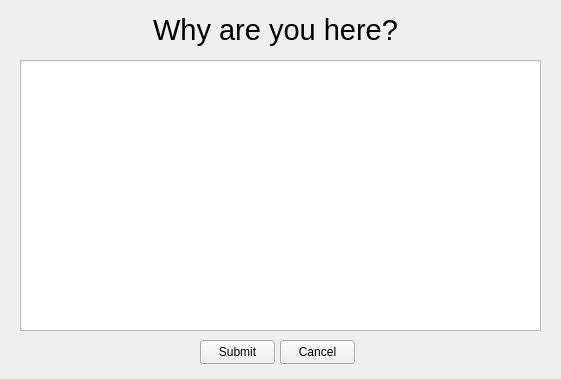
The window that mainwindow.ui (NightKoneko/CatQt) describes before a commit, drawn with Qt 5.
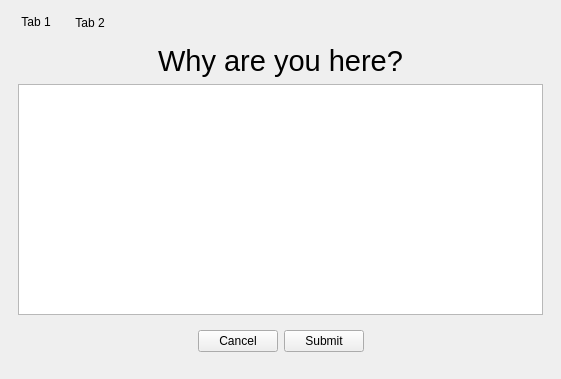
The same window after the commit. Icons and pictures are not drawn.

Commit message: COOL CAT + fixed the ui file

```diff
--- a/mainwindow.ui
+++ b/mainwindow.ui
@@ -13,107 +13,168 @@
   <property name="windowTitle">
    <string>MainWindow</string>
   </property>
+  <property name="styleSheet">
+   <string notr="true">#MainWindow {
+    border-image: url(:/coolcat);
+}</string>
+  </property>
   <widget class="QWidget" name="centralwidget">
-   <widget class="QTextEdit" name="textEdit">
-    <property name="geometry">
-     <rect>
-      <x>20</x>
-      <y>60</y>
-      <width>521</width>
-      <height>271</height>
-     </rect>
-    </property>
-   </widget>
-   <widget class="QLabel" name="label">
-    <property name="geometry">
-     <rect>
-      <x>30</x>
-      <y>50</y>
-      <width>501</width>
-      <height>171</height>
-     </rect>
-    </property>
-    <property name="styleSheet">
-     <string notr="true">font: 700 48pt &quot;Open Sans&quot;;</string>
-    </property>
-    <property name="text">
-     <string>&lt;html&gt;&lt;head/&gt;&lt;body&gt;&lt;p align=&quot;center&quot;&gt;&lt;span style=&quot; font-size:48pt; font-weight:700;&quot;&gt;Submitted&lt;/span&gt;&lt;/p&gt;&lt;/body&gt;&lt;/html&gt;</string>
-    </property>
-   </widget>
-   <widget class="QLabel" name="label_2">
-    <property name="geometry">
-     <rect>
-      <x>130</x>
-      <y>10</y>
-      <width>291</width>
-      <height>41</height>
-     </rect>
-    </property>
-    <property name="text">
-     <string>&lt;html&gt;&lt;head/&gt;&lt;body&gt;&lt;p align=&quot;center&quot;&gt;&lt;span style=&quot; font-size:22pt;&quot;&gt;Why are you here?&lt;/span&gt;&lt;/p&gt;&lt;/body&gt;&lt;/html&gt;</string>
-    </property>
-    <property name="scaledContents">
-     <bool>false</bool>
-    </property>
-   </widget>
-   <widget class="QPushButton" name="pushButton">
-    <property name="geometry">
-     <rect>
-      <x>200</x>
-      <y>340</y>
-      <width>75</width>
-      <height>24</height>
-     </rect>
-    </property>
-    <property name="text">
-     <string>Submit</string>
-    </property>
-   </widget>
-   <widget class="QPushButton" name="pushButton_2">
-    <property name="geometry">
-     <rect>
-      <x>280</x>
-      <y>340</y>
-      <width>75</width>
-      <height>24</height>
-     </rect>
-    </property>
-    <property name="text">
-     <string>Cancel</string>
-    </property>
-   </widget>
-   <widget class="QPushButton" name="pushButton_3">
-    <property name="geometry">
-     <rect>
-      <x>190</x>
-      <y>200</y>
-      <width>181</width>
-      <height>91</height>
-     </rect>
-    </property>
-    <property name="cursor">
-     <cursorShape>PointingHandCursor</cursorShape>
-    </property>
-    <property name="styleSheet">
-     <string notr="true">QPushButton {
+   <property name="styleSheet">
+    <string notr="true"/>
+   </property>
+   <layout class="QVBoxLayout" name="verticalLayout">
+    <item>
+     <widget class="QTabWidget" name="tabWidget">
+      <property name="styleSheet">
+       <string notr="true">QTabWidget::pane {
+    background: transparent;
+    border:0;
+}
+
+QTabBar::tab {
+    background: transparent;
+}
+</string>
+      </property>
+      <property name="currentIndex">
+       <number>0</number>
+      </property>
+      <widget class="QWidget" name="tab">
+       <attribute name="title">
+        <string>Tab 1</string>
+       </attribute>
+       <layout class="QVBoxLayout" name="verticalLayout_2">
+        <item>
+         <widget class="QLabel" name="questionLabel">
+          <property name="text">
+           <string>&lt;html&gt;&lt;head/&gt;&lt;body&gt;&lt;p align=&quot;center&quot;&gt;&lt;span style=&quot; font-size:22pt;&quot;&gt;Why are you here?&lt;/span&gt;&lt;/p&gt;&lt;/body&gt;&lt;/html&gt;</string>
+          </property>
+          <property name="scaledContents">
+           <bool>false</bool>
+          </property>
+         </widget>
+        </item>
+        <item>
+         <widget class="QTextEdit" name="textEdit">
+          <property name="styleSheet">
+           <string notr="true"/>
+          </property>
+         </widget>
+        </item>
+        <item>
+         <widget class="QWidget" name="widget" native="true">
+          <layout class="QHBoxLayout" name="horizontalLayout">
+           <item>
+            <spacer name="horizontalSpacer">
+             <property name="orientation">
+              <enum>Qt::Horizontal</enum>
+             </property>
+             <property name="sizeHint" stdset="0">
+              <size>
+               <width>40</width>
+               <height>20</height>
+              </size>
+             </property>
+            </spacer>
+           </item>
+           <item>
+            <widget class="QPushButton" name="cancelButton1">
+             <property name="text">
+              <string>Cancel</string>
+             </property>
+            </widget>
+           </item>
+           <item>
+            <widget class="QPushButton" name="submitButton">
+             <property name="text">
+              <string>Submit</string>
+             </property>
+            </widget>
+           </item>
+           <item>
+            <spacer name="horizontalSpacer_2">
+             <property name="orientation">
+              <enum>Qt::Horizontal</enum>
+             </property>
+             <property name="sizeHint" stdset="0">
+              <size>
+               <width>40</width>
+               <height>20</height>
+              </size>
+             </property>
+            </spacer>
+           </item>
+          </layout>
+         </widget>
+        </item>
+       </layout>
+      </widget>
+      <widget class="QWidget" name="tab_2">
+       <attribute name="title">
+        <string>Tab 2</string>
+       </attribute>
+       <layout class="QVBoxLayout" name="verticalLayout_3">
+        <item>
+         <spacer name="verticalSpacer">
+          <property name="orientation">
+           <enum>Qt::Vertical</enum>
+          </property>
+          <property name="sizeHint" stdset="0">
+           <size>
+            <width>20</width>
+            <height>40</height>
+           </size>
+          </property>
+         </spacer>
+        </item>
+        <item>
+         <widget class="QLabel" name="submittedLabel">
+          <property name="styleSheet">
+           <string notr="true">font: 700 48pt &quot;Open Sans&quot;;</string>
+          </property>
+          <property name="text">
+           <string>&lt;html&gt;&lt;head/&gt;&lt;body&gt;&lt;p align=&quot;center&quot;&gt;&lt;span style=&quot; font-size:48pt; font-weight:700;&quot;&gt;Submitted&lt;/span&gt;&lt;/p&gt;&lt;/body&gt;&lt;/html&gt;</string>
+          </property>
+         </widget>
+        </item>
+        <item>
+         <widget class="QPushButton" name="closeButton2">
+          <property name="cursor">
+           <cursorShape>PointingHandCursor</cursorShape>
+          </property>
+          <property name="styleSheet">
+           <string notr="true">QPushButton {
     font-size: 38pt;
     color: #ff0000;
 	font: 700 36pt &quot;Calamity&quot;;
 }</string>
-    </property>
-    <property name="text">
-     <string>Close</string>
-    </property>
-    <property name="default">
-     <bool>false</bool>
-    </property>
-   </widget>
-   <zorder>label</zorder>
-   <zorder>pushButton</zorder>
-   <zorder>pushButton_2</zorder>
-   <zorder>label_2</zorder>
-   <zorder>pushButton_3</zorder>
-   <zorder>textEdit</zorder>
+          </property>
+          <property name="text">
+           <string>Close</string>
+          </property>
+          <property name="default">
+           <bool>false</bool>
+          </property>
+         </widget>
+        </item>
+        <item>
+         <spacer name="verticalSpacer_2">
+          <property name="orientation">
+           <enum>Qt::Vertical</enum>
+          </property>
+          <property name="sizeHint" stdset="0">
+           <size>
+            <width>20</width>
+            <height>40</height>
+           </size>
+          </property>
+         </spacer>
+        </item>
+       </layout>
+      </widget>
+     </widget>
+    </item>
+   </layout>
   </widget>
  </widget>
  <resources/>
```
Left out of the diff: 68 changed lines with no effect on the pictures. The commit also changes 7 other files.
